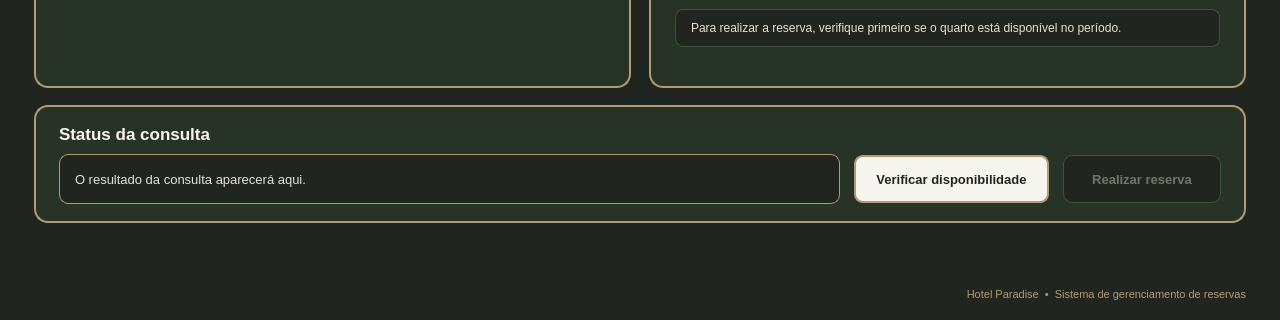
JairCosta00/Sistema-de-Reservas-Rede-de-Hot-is-Paradise, file teladisponibilidade.ui: the form before one commit; both pictures show x 0 to 1280 and y 390 to 710 of the 1280 by 710 pixel window.
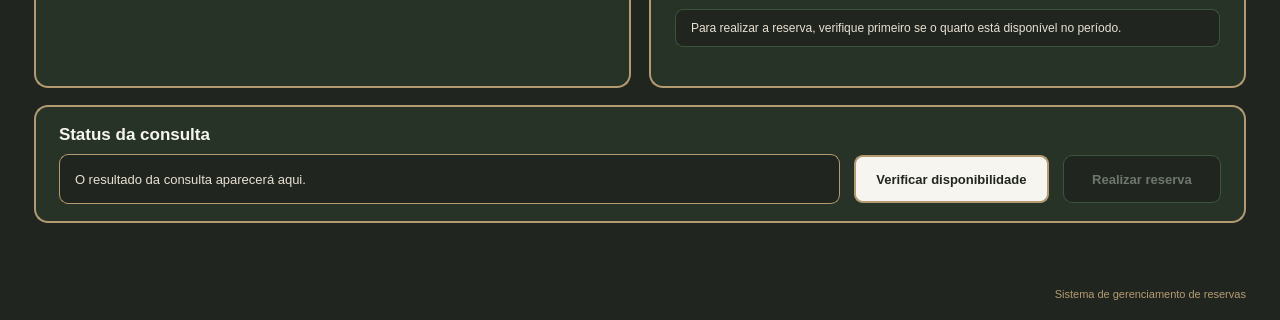
The form after the commit.

Diff of the .ui file:
```diff
--- a/teladisponibilidade.ui
+++ b/teladisponibilidade.ui
@@ -735,7 +735,7 @@
    <item>
     <widget class="QLabel" name="labelRodape">
      <property name="text">
-      <string>Hotel Paradise  •  Sistema de gerenciamento de reservas</string>
+      <string>Sistema de gerenciamento de reservas</string>
      </property>
      <property name="alignment">
       <set>Qt::AlignmentFlag::AlignRight|Qt::AlignmentFlag::AlignTrailing|Qt::AlignmentFlag::AlignVCenter</set>
```
